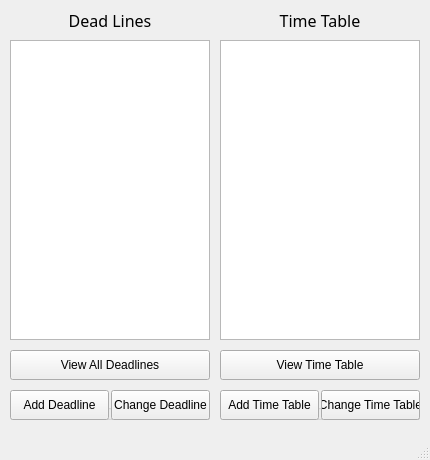
Old version of the form main_form.ui in the repository Sooneur/windows_desktop_timetable.
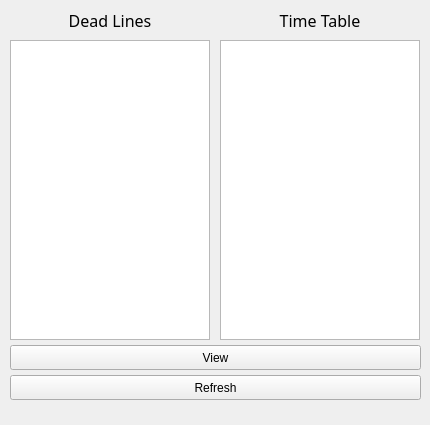
New version of the form.

Commit message: 1.10 edited start_view and shows dates in viewer. need: dialogs of confirming

The edit to the form file:
```diff
--- a/main_form.ui
+++ b/main_form.ui
@@ -7,7 +7,7 @@
     <x>0</x>
     <y>0</y>
     <width>430</width>
-    <height>460</height>
+    <height>425</height>
    </rect>
   </property>
   <property name="windowTitle">
@@ -83,107 +83,17 @@
      <set>Qt::AlignCenter</set>
     </property>
    </widget>
-   <widget class="QGroupBox" name="dead_btns">
+   <widget class="QPushButton" name="view_btn">
     <property name="geometry">
      <rect>
       <x>10</x>
-      <y>390</y>
-      <width>200</width>
-      <height>30</height>
+      <y>345</y>
+      <width>411</width>
+      <height>25</height>
      </rect>
     </property>
-    <property name="title">
-     <string>GroupBox</string>
-    </property>
-    <widget class="QPushButton" name="add_dead_btn">
-     <property name="geometry">
-      <rect>
-       <x>0</x>
-       <y>0</y>
-       <width>99</width>
-       <height>30</height>
-      </rect>
-     </property>
-     <property name="text">
-      <string>Add Deadline</string>
-     </property>
-     <attribute name="buttonGroup">
-      <string notr="true">add_btns</string>
-     </attribute>
-    </widget>
-    <widget class="QPushButton" name="chg_dead_btn">
-     <property name="geometry">
-      <rect>
-       <x>101</x>
-       <y>0</y>
-       <width>99</width>
-       <height>30</height>
-      </rect>
-     </property>
-     <property name="text">
-      <string>Change Deadline</string>
-     </property>
-     <attribute name="buttonGroup">
-      <string notr="true">chg_btns</string>
-     </attribute>
-    </widget>
-   </widget>
-   <widget class="QGroupBox" name="ttab_btns">
-    <property name="geometry">
-     <rect>
-      <x>220</x>
-      <y>390</y>
-      <width>200</width>
-      <height>30</height>
-     </rect>
-    </property>
-    <property name="title">
-     <string>GroupBox</string>
-    </property>
-    <widget class="QPushButton" name="add_ttab_btn">
-     <property name="geometry">
-      <rect>
-       <x>0</x>
-       <y>0</y>
-       <width>99</width>
-       <height>30</height>
-      </rect>
-     </property>
-     <property name="text">
-      <string>Add Time Table</string>
-     </property>
-     <attribute name="buttonGroup">
-      <string notr="true">add_btns</string>
-     </attribute>
-    </widget>
-    <widget class="QPushButton" name="chg_ttab_btn">
-     <property name="geometry">
-      <rect>
-       <x>101</x>
-       <y>0</y>
-       <width>99</width>
-       <height>30</height>
-      </rect>
-     </property>
-     <property name="text">
-      <string>Change Time Table</string>
-     </property>
-     <attribute name="buttonGroup">
-      <string notr="true">chg_btns</string>
-     </attribute>
-    </widget>
-   </widget>
-   <widget class="QPushButton" name="view_dead_btn">
-    <property name="geometry">
-     <rect>
-      <x>10</x>
-      <y>350</y>
-      <width>200</width>
-      <height>30</height>
-     </rect>
-    </property>
     <property name="text">
-     <string>View All Deadlines</string>
+     <string>View</string>
     </property>
     <attribute name="buttonGroup">
      <string notr="true">view_btns</string>
@@ -192,21 +102,20 @@
    <widget class="QPushButton" name="view_ttab_btn">
     <property name="geometry">
      <rect>
-      <x>220</x>
-      <y>350</y>
-      <width>200</width>
-      <height>30</height>
+      <x>10</x>
+      <y>375</y>
+      <width>411</width>
+      <height>25</height>
      </rect>
     </property>
     <property name="text">
-     <string>View Time Table</string>
+     <string>Refresh</string>
     </property>
     <attribute name="buttonGroup">
      <string notr="true">view_btns</string>
     </attribute>
    </widget>
   </widget>
-  <widget class="QStatusBar" name="statusbar"/>
   <widget class="QMenuBar" name="menubar">
    <property name="geometry">
     <rect>
```
Left out of the diff: 15 changed lines with no effect on the pictures. The commit also changes 5 other files.
